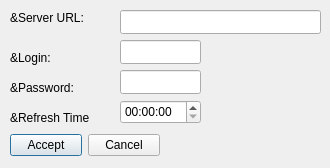
Qt form qen/Settings.ui (tieugene/uprojects) before a commit.
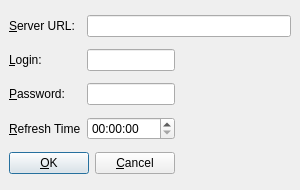
The same form after that commit. Icons and pictures are not drawn.

Patch:
```diff
--- a/qen/Settings.ui
+++ b/qen/Settings.ui
@@ -5,64 +5,144 @@
    <rect>
     <x>0</x>
     <y>0</y>
-    <width>330</width>
-    <height>168</height>
+    <width>300</width>
+    <height>190</height>
    </rect>
   </property>
+  <property name="minimumSize" >
+   <size>
+    <width>300</width>
+    <height>190</height>
+   </size>
+  </property>
+  <property name="maximumSize" >
+   <size>
+    <width>800</width>
+    <height>600</height>
+   </size>
+  </property>
   <property name="windowTitle" >
    <string>QEN - Settings</string>
   </property>
   <property name="windowIcon" >
    <iconset resource="Settings.qrc" >:/apps/Images/apps/infolog.png</iconset>
   </property>
-  <widget class="QLabel" name="cbLoginLabel" >
-   <property name="geometry" >
-    <rect>
-     <x>10</x>
-     <y>50</y>
-     <width>42</width>
-     <height>16</height>
-    </rect>
+  <layout class="QGridLayout" >
+   <property name="margin" >
+    <number>9</number>
    </property>
-   <property name="text" >
-    <string>&amp;Login:</string>
+   <property name="spacing" >
+    <number>6</number>
    </property>
-  </widget>
-  <widget class="QLabel" name="cbPasswordLabel" >
-   <property name="geometry" >
-    <rect>
-     <x>10</x>
-     <y>80</y>
-     <width>65</width>
-     <height>16</height>
-    </rect>
-   </property>
+   <item row="2" column="1" colspan="2" >
+    <widget class="QLineEdit" name="cbPassword" >
+     <property name="echoMode" >
+      <enum>QLineEdit::Password</enum>
+     </property>
+    </widget>
+   </item>
+   <item row="3" column="1" colspan="2" >
+    <widget class="QTimeEdit" name="cbRefresh" />
+   </item>
+   <item row="0" column="0" >
+    <widget class="QLabel" name="cbServerURLLabel" >
    <property name="text" >
-    <string>&amp;Password:</string>
-   </property>
-  </widget>
+      <string>&amp;Server URL:</string>
+     </property>
+     <property name="buddy" >
+      <cstring>cbServerURL</cstring>
+     </property>
+    </widget>
+   </item>
+   <item row="3" column="3" >
+    <spacer>
+     <property name="orientation" >
+      <enum>Qt::Horizontal</enum>
+     </property>
+     <property name="sizeHint" >
+      <size>
+       <width>111</width>
+       <height>20</height>
+      </size>
+     </property>
+    </spacer>
+   </item>
+   <item row="1" column="3" >
+    <spacer>
+     <property name="orientation" >
+      <enum>Qt::Horizontal</enum>
+     </property>
+     <property name="sizeHint" >
+      <size>
+       <width>111</width>
+       <height>20</height>
+      </size>
+     </property>
+    </spacer>
+   </item>
+   <item row="2" column="3" >
+    <spacer>
+     <property name="orientation" >
+      <enum>Qt::Horizontal</enum>
+     </property>
+     <property name="sizeHint" >
+      <size>
+       <width>111</width>
+       <height>20</height>
+      </size>
+     </property>
+    </spacer>
+   </item>
+   <item row="1" column="1" colspan="2" >
+    <widget class="QLineEdit" name="cbLogin" />
+   </item>
+   <item row="3" column="0" >
   <widget class="QLabel" name="cbRefreshLabel" >
-   <property name="geometry" >
-    <rect>
-     <x>10</x>
-     <y>110</y>
-     <width>81</width>
-     <height>16</height>
-    </rect>
-   </property>
    <property name="text" >
     <string>&amp;Refresh Time</string>
    </property>
-  </widget>
-  <widget class="QWidget" name="layoutWidget" >
-   <property name="geometry" >
-    <rect>
-     <x>10</x>
-     <y>130</y>
-     <width>150</width>
-     <height>30</height>
-    </rect>
-   </property>
+     <property name="buddy" >
+      <cstring>cbRefresh</cstring>
+     </property>
+    </widget>
+   </item>
+   <item row="0" column="1" colspan="3" >
+    <widget class="QLineEdit" name="cbServerURL" />
+   </item>
+   <item row="2" column="0" >
+    <widget class="QLabel" name="cbPasswordLabel" >
+     <property name="text" >
+      <string>&amp;Password:</string>
+     </property>
+     <property name="buddy" >
+      <cstring>cbPassword</cstring>
+     </property>
+    </widget>
+   </item>
+   <item row="1" column="0" >
+    <widget class="QLabel" name="cbLoginLabel" >
+     <property name="text" >
+      <string>&amp;Login:</string>
+     </property>
+     <property name="buddy" >
+      <cstring>cbLogin</cstring>
+     </property>
+    </widget>
+   </item>
+   <item row="4" column="3" >
+    <spacer>
+     <property name="orientation" >
+      <enum>Qt::Horizontal</enum>
+     </property>
+     <property name="sizeHint" >
+      <size>
+       <width>151</width>
+       <height>20</height>
+      </size>
+     </property>
+    </spacer>
+   </item>
+   <item row="4" column="0" colspan="3" >
    <layout class="QGridLayout" >
     <property name="margin" >
      <number>0</number>
@@ -73,7 +153,7 @@
     <item row="0" column="0" >
      <widget class="QPushButton" name="pbAccept" >
       <property name="text" >
-       <string>Accept</string>
+        <string>&amp;OK</string>
       </property>
       <property name="icon" >
        <iconset resource="Settings.qrc" >:/actions/Images/actions/button_ok.png</iconset>
@@ -86,7 +166,7 @@
     <item row="0" column="1" >
      <widget class="QPushButton" name="pbCancel" >
       <property name="text" >
-       <string>Cancel</string>
+        <string>&amp;Cancel</string>
       </property>
       <property name="icon" >
        <iconset resource="Settings.qrc" >:/actions/Images/actions/button_cancel.png</iconset>
@@ -94,60 +174,8 @@
      </widget>
     </item>
    </layout>
-  </widget>
-  <widget class="QLineEdit" name="cbServerURL" >
-   <property name="geometry" >
-    <rect>
-     <x>120</x>
-     <y>10</y>
-     <width>201</width>
-     <height>24</height>
-    </rect>
-   </property>
-  </widget>
-  <widget class="QLineEdit" name="cbPassword" >
-   <property name="geometry" >
-    <rect>
-     <x>120</x>
-     <y>70</y>
-     <width>81</width>
-     <height>24</height>
-    </rect>
-   </property>
-  </widget>
-  <widget class="QTimeEdit" name="cbRefresh" >
-   <property name="geometry" >
-    <rect>
-     <x>120</x>
-     <y>100</y>
-     <width>81</width>
-     <height>24</height>
-    </rect>
-   </property>
-  </widget>
-  <widget class="QLabel" name="cbServerURLLabel" >
-   <property name="geometry" >
-    <rect>
-     <x>10</x>
-     <y>10</y>
-     <width>75</width>
-     <height>16</height>
-    </rect>
-   </property>
-   <property name="text" >
-    <string>&amp;Server URL:</string>
-   </property>
-  </widget>
-  <widget class="QLineEdit" name="cbLogin" >
-   <property name="geometry" >
-    <rect>
-     <x>120</x>
-     <y>40</y>
-     <width>81</width>
-     <height>24</height>
-    </rect>
-   </property>
-  </widget>
+   </item>
+  </layout>
  </widget>
  <tabstops>
   <tabstop>pbAccept</tabstop>
```
Left out of the diff: 4 changed lines with no effect on the pictures. Lines whose indentation alone changed are shown as unchanged.
